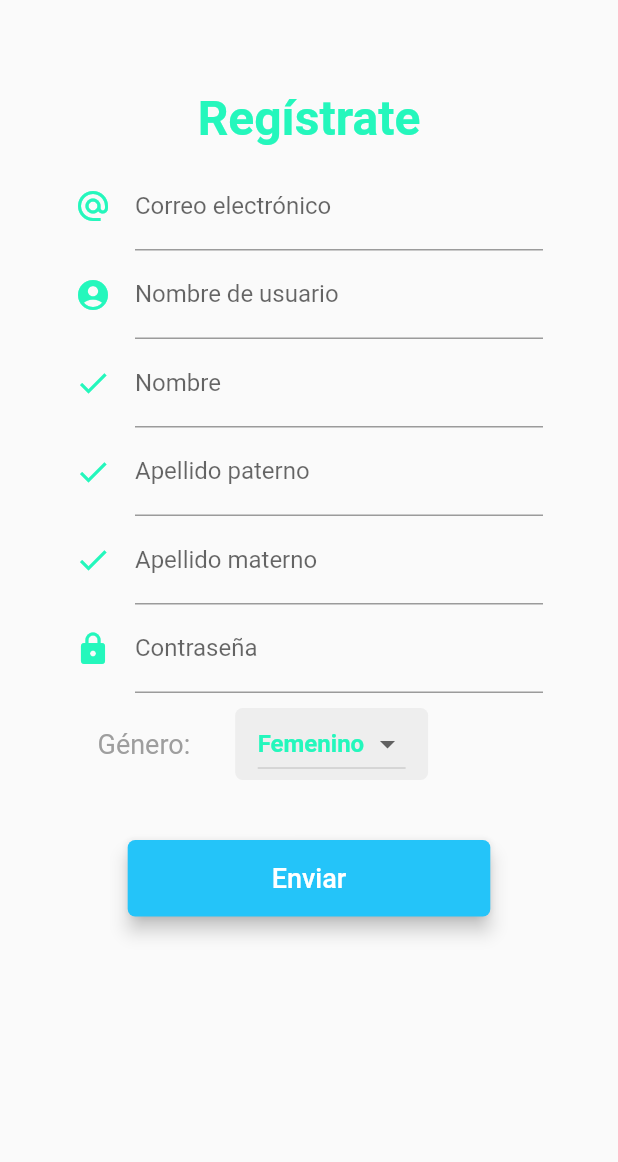
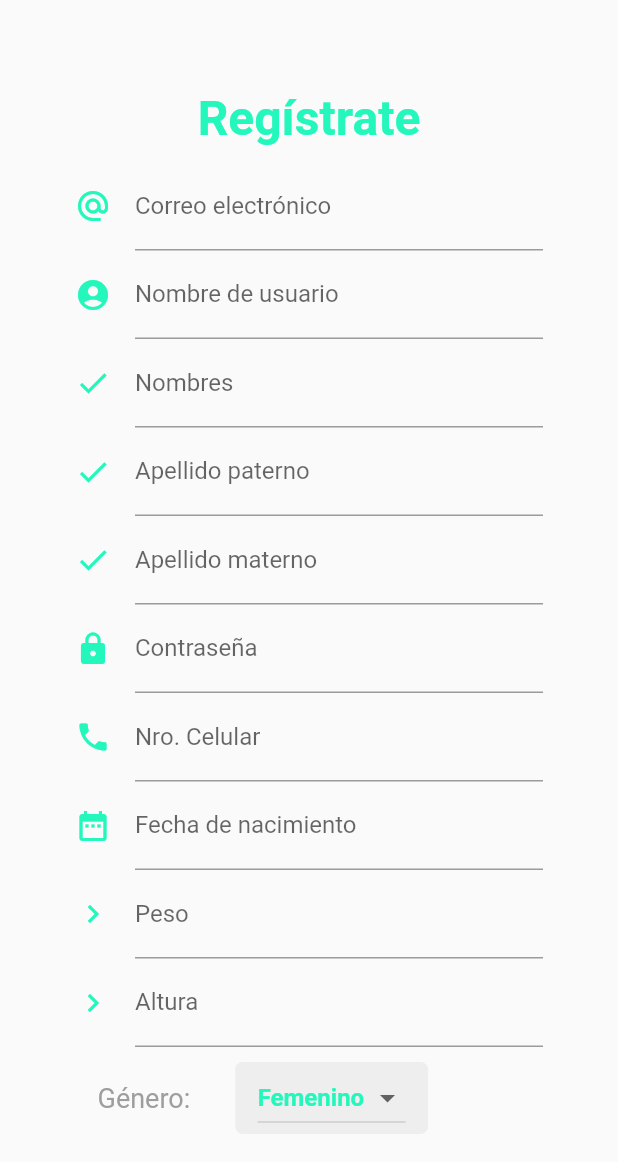
Before and after one commit to G3rson98/AsistenteMedicoFlutter-1, a Flutter app: the RegistrarUsuario screen opened by its route, on a phone screen of 412 x 824 dp. Shown: the top 1162 px of the screen. Run offline on Flutter 3.47's test engine with Material 2 defaults, Android fonts, the phone set to English and light mode, and no system bars; our stand-ins replace file_picker, flutter_speed_dial, shared_preferences; missing offline and left inert: flutter_share, mime_type; accounts and stored records are empty.

```diff
--- a/lib/src/pages/registrarUsuario_page.dart
+++ b/lib/src/pages/registrarUsuario_page.dart
@@ -13,11 +13,17 @@ class RegistrarUsuario extends StatefulWidget {
 class _RegistrarUsuarioState extends State<RegistrarUsuario> {
 
   final formRegKey = GlobalKey<FormState>();
+  final scaffoldKeyRegUser = GlobalKey<ScaffoldState>();
+  final usuarioProvider = new UsuarioProvider();
+
   String _value = 'Femenino';
+  bool _bloquearBoton = false;
+  Usuario usuario = new Usuario();
 
   @override
   Widget build(BuildContext context) {
     return Scaffold(
+      key: scaffoldKeyRegUser,
       body:Container(
             padding: EdgeInsets.symmetric(vertical: 60.0, horizontal: 25.0),
             child: Column(
@@ -46,7 +52,7 @@ class _RegistrarUsuarioState extends State<RegistrarUsuario> {
           hintText: 'daniel@gmail.com',
           labelText: 'Correo electrónico'
         ),
-        // onSaved: (value) => usuario.correo = value,
+        onSaved: (value) => usuario.correo = value,
       ),
     );
 
@@ -57,13 +63,12 @@ class _RegistrarUsuarioState extends State<RegistrarUsuario> {
       padding: EdgeInsets.symmetric(horizontal: 25.0),
 
       child: TextFormField(
-        keyboardType: TextInputType.emailAddress,
         decoration: InputDecoration(
           icon: Icon(Icons.account_circle, color: Color.fromRGBO(36, 247, 188, 1.0)),
           hintText: 'Usuario',
           labelText: 'Nombre de usuario'
         ),
-        // onSaved: (value) => usuario.correo = value,
+        onSaved: (value) => usuario.nombreUsuario = value,
       ),
     );
   }
@@ -73,13 +78,12 @@ class _RegistrarUsuarioState extends State<RegistrarUsuario> {
       padding: EdgeInsets.symmetric(horizontal: 25.0),
 
       child: TextFormField(
-        keyboardType: TextInputType.emailAddress,
         decoration: InputDecoration(
           icon: Icon(Icons.done, color: Color.fromRGBO(36, 247, 188, 1.0)),
           hintText: 'Daniel',
-          labelText: 'Nombre'
+          labelText: 'Nombres'
         ),
-        // onSaved: (value) => usuario.correo = value,
+        onSaved: (value) => usuario.nombre = value,
       ),
     );
   }
@@ -89,13 +93,12 @@ class _RegistrarUsuarioState extends State<RegistrarUsuario> {
       padding: EdgeInsets.symmetric(horizontal: 25.0),
 
       child: TextFormField(
-        keyboardType: TextInputType.emailAddress,
         decoration: InputDecoration(
           icon: Icon(Icons.done, color: Color.fromRGBO(36, 247, 188, 1.0)),
           hintText: 'Robles',
           labelText: 'Apellido paterno'
         ),
-        // onSaved: (value) => usuario.correo = value,
+        onSaved: (value) => usuario.apellidoPaterno = value,
       ),
     );
   }
@@ -105,13 +108,76 @@ class _RegistrarUsuarioState extends State<RegistrarUsuario> {
       padding: EdgeInsets.symmetric(horizontal: 25.0),
 
       child: TextFormField(
-        keyboardType: TextInputType.emailAddress,
         decoration: InputDecoration(
           icon: Icon(Icons.done, color: Color.fromRGBO(36, 247, 188, 1.0)),
           hintText: 'Alpire',
           labelText: 'Apellido materno'
         ),
-        // onSaved: (value) => usuario.correo = value,
+        onSaved: (value) => usuario.apellidoMaterno = value,
+      ),
+    );
+  }
+
+  Widget _crearCelular(){
+    return Container(
+      padding: EdgeInsets.symmetric(horizontal: 25.0),
+
+      child: TextFormField(
+        keyboardType: TextInputType.phone,
+        decoration: InputDecoration(
+          icon: Icon(Icons.phone, color: Color.fromRGBO(36, 247, 188, 1.0)),
+          hintText: '7283193',
+          labelText: 'Nro. Celular'
+        ),
+        onSaved: (value) => usuario.celular = int.parse(value),
+      ),
+    );
+  }
+
+  Widget _crearFechaNac(){
+    return Container(
+      padding: EdgeInsets.symmetric(horizontal: 25.0),
+
+      child: TextFormField(
+        keyboardType: TextInputType.datetime,
+        decoration: InputDecoration(
+          icon: Icon(Icons.date_range, color: Color.fromRGBO(36, 247, 188, 1.0)),
+          hintText: 'AAAA-mm-dd',
+          labelText: 'Fecha de nacimiento'
+        ),
+        onSaved: (value) => usuario.fechaNac = value,
+      ),
+    );
+  }
+
+  Widget _crearAltura(){
+    return Container(
+      padding: EdgeInsets.symmetric(horizontal: 25.0),
+
+      child: TextFormField(
+        keyboardType: TextInputType.number,
+        decoration: InputDecoration(
+          icon: Icon(Icons.chevron_right, color: Color.fromRGBO(36, 247, 188, 1.0)),
+          hintText: '1.70',
+          labelText: 'Altura'
+        ),
+        onSaved: (value) => usuario.altura = double.parse(value),
+      ),
+    );
+  }
+
+  Widget _crearPeso(){
+    return Container(
+      padding: EdgeInsets.symmetric(horizontal: 25.0),
+
+      child: TextFormField(
+        keyboardType: TextInputType.number,
+        decoration: InputDecoration(
+          icon: Icon(Icons.chevron_right, color: Color.fromRGBO(36, 247, 188, 1.0)),
+          hintText: '65.5',
+          labelText: 'Peso'
+        ),
+        onSaved: (value) => usuario.peso = double.parse(value),
       ),
     );
   }
@@ -127,7 +193,7 @@ class _RegistrarUsuarioState extends State<RegistrarUsuario> {
           icon: Icon(Icons.lock, color: Color.fromRGBO(36, 247, 188, 1.0)),
           labelText: 'Contraseña',
         ),
-        // onSaved: (value) => usuario.password = value,
+        onSaved: (value) => usuario.password = value,
       ),
     );
 
@@ -163,6 +229,7 @@ class _RegistrarUsuarioState extends State<RegistrarUsuario> {
         onChanged: (value){
           setState(() {
             _value = value;
+            usuario.genero=_value;
             print(_value);
           });
         }
@@ -184,8 +251,8 @@ class _RegistrarUsuarioState extends State<RegistrarUsuario> {
       elevation: 5.0,
       color: Color.fromRGBO(36, 196, 249, 1.0),
       textColor: Colors.white,
-      onPressed: () {},
-      // onPressed: (_bloquearBoton) ? null : _submit,
+      // onPressed: () {},
+      onPressed: (_bloquearBoton) ? null : _submit,
       //()=> Navigator.pushNamed(context, 'home')
     );
 
@@ -207,6 +274,10 @@ class _RegistrarUsuarioState extends State<RegistrarUsuario> {
                 _crearApellidoP(),
                 _crearApellidoM(),
                 _crearPassword(),
+                _crearCelular(),
+                _crearFechaNac(),
+                _crearPeso(),
+                _crearAltura(),
                 Padding(
                   padding: EdgeInsets.symmetric(horizontal: 40.0, vertical: 10.0),
                   child: Row(
@@ -234,4 +305,45 @@ class _RegistrarUsuarioState extends State<RegistrarUsuario> {
 
   }
 
+  void _submit() async{
+
+    print(_bloquearBoton);
+
+    formRegKey.currentState.save();
+
+    print(usuario.correo);
+    print(usuario.password);
+
+    setState(() {
+      _bloquearBoton = true;
+    });
+
+    print(_bloquearBoton);
+
+    var regUser = usuarioProvider.insertarUsuario(usuario);
+
+    if( await regUser ){
+      setState(() {
+        _bloquearBoton = true;
+      });
+      mostrarSnackbar2('Usuario creado con éxito', Color.fromRGBO(36, 196, 249, 1.0));
+      Navigator.pop(context);
+    }else{
+      setState(() {
+        _bloquearBoton = true;
+      });
+      mostrarSnackbar2('Error al crear el usuario', Color.fromRGBO(36, 196, 249, 1.0));
+    }
+  }
+
+  void mostrarSnackbar2(String mensaje, Color colorBG) {
+    final snackbarReg = SnackBar(
+      content: Text(mensaje, style: TextStyle(color: Colors.white)),
+      duration: Duration(milliseconds: 2500),
+      backgroundColor: colorBG,
+    );
+
+    scaffoldKeyRegUser.currentState.showSnackBar(snackbarReg);
+  }
+
 }
--- a/lib/src/pages/scroll_page.dart
+++ b/lib/src/pages/scroll_page.dart
@@ -72,8 +72,8 @@ class _ScrollPageState extends State<ScrollPage> {
         Column(
           mainAxisAlignment: MainAxisAlignment.end,
           children: <Widget>[
-            Text('24/07/20', style: estiloTexto),
-            Text('Viernes', style: TextStyle(fontSize: 20.0, color: Colors.white)),
+            Text('13/10/20', style: estiloTexto),
+            Text('Martes', style: TextStyle(fontSize: 20.0, color: Colors.white)),
             SizedBox(height: 100.0),
             Icon(Icons.keyboard_arrow_down, size: 70.0, color: Colors.white)
           ],
```
Also changed, not shown: lib/src/services/usuario_service.dart (+36 -0 lines).
